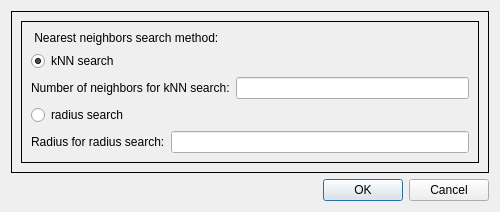
Old version of the form Visualization/PluginFilters/PointCloudCurvature/Dialogs/point_cloud_curvature_dialog.ui in the repository MEPP-team/MEPP2.
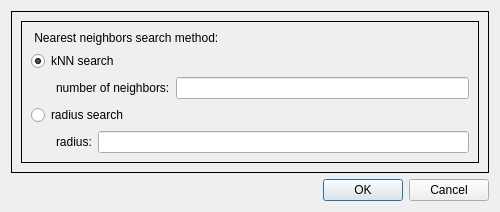
New version of the form.

Commit message: Finetune Point Cloud Curvature plugin dialog box

What changed in the file:
```diff
--- a/Visualization/PluginFilters/PointCloudCurvature/Dialogs/point_cloud_curvature_dialog.ui
+++ b/Visualization/PluginFilters/PointCloudCurvature/Dialogs/point_cloud_curvature_dialog.ui
@@ -53,10 +53,26 @@
          <!-- parameter -->
          <item>
           <layout class="QHBoxLayout" name="horizontalLayout_2nd_param">
+           <item>
+            <spacer name="horizontalSpacer_1">
+             <property name="orientation">
+              <enum>Qt::Horizontal</enum>
+             </property>
+             <property name="sizeType">
+              <enum>QSizePolicy::Fixed</enum>
+             </property>
+             <property name="sizeHint" stdset="0">
+              <size>
+               <width>25</width>
+               <height>15</height>
+              </size>
+             </property>
+            </spacer>
+           </item>
            <item>
             <widget class="QLabel" name="label_2nd_param">
              <property name="text">
-              <string>Number of neighbors for kNN search:</string>
+              <string>number of neighbors:</string>
              </property>
              <property name="alignment">
               <set>Qt::AlignLeft | Qt::AlignVCenter</set>
@@ -83,10 +99,26 @@
          <!-- parameter -->
          <item>
           <layout class="QHBoxLayout" name="horizontalLayout_3rd_param">
+           <item>
+            <spacer name="horizontalSpacer_2">
+             <property name="orientation">
+              <enum>Qt::Horizontal</enum>
+             </property>
+             <property name="sizeType">
+              <enum>QSizePolicy::Fixed</enum>
+             </property>
+             <property name="sizeHint" stdset="0">
+              <size>
+               <width>25</width>
+               <height>15</height>
+              </size>
+             </property>
+            </spacer>
+           </item>
            <item>
             <widget class="QLabel" name="label_3rd_param">
              <property name="text">
-              <string>Radius for radius search:</string>
+              <string>radius:</string>
              </property>
              <property name="alignment">
               <set>Qt::AlignLeft | Qt::AlignVCenter</set>
```
